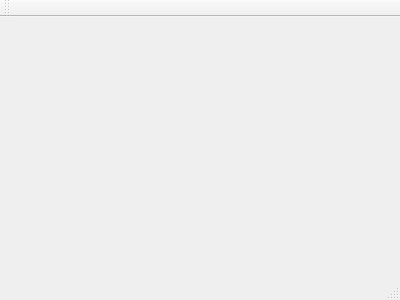
First picture: the form in mainwindow.ui, repository Sryther/mini-chat, before the edit.
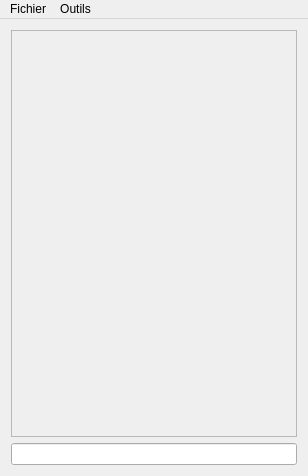
Second picture: the form after the edit.

Commit message: Mise en forme de la mainWindow, ajout des raccourcis clavier MAC, creation et ouverture de la fenetre optionsWindow (sans mise en forme)

What changed in the file:
```diff
--- a/mainwindow.ui
+++ b/mainwindow.ui
@@ -1,24 +1,92 @@
 <ui version="4.0">
  <class>MainWindow</class>
- <widget class="QMainWindow" name="MainWindow" >
-  <property name="geometry" >
+ <widget class="QMainWindow" name="MainWindow">
+  <property name="geometry">
    <rect>
     <x>0</x>
     <y>0</y>
-    <width>400</width>
-    <height>300</height>
+    <width>308</width>
+    <height>476</height>
    </rect>
   </property>
   <property name="windowTitle" >
    <string>MainWindow</string>
   </property>
-  <widget class="QMenuBar" name="menuBar" />
-  <widget class="QToolBar" name="mainToolBar" />
-  <widget class="QWidget" name="centralWidget" />
-  <widget class="QStatusBar" name="statusBar" />
+  <widget class="QWidget" name="centralWidget">
+   <property name="sizePolicy">
+    <sizepolicy hsizetype="Preferred" vsizetype="Preferred">
+     <horstretch>0</horstretch>
+     <verstretch>0</verstretch>
+    </sizepolicy>
+   </property>
+   <layout class="QVBoxLayout" name="verticalLayout_2">
+    <item>
+     <widget class="QScrollArea" name="scrollArea">
+      <property name="widgetResizable">
+       <bool>true</bool>
+      </property>
+      <widget class="QWidget" name="scrollAreaWidgetContents">
+       <property name="geometry">
+        <rect>
+         <x>0</x>
+         <y>0</y>
+         <width>288</width>
+         <height>409</height>
+        </rect>
+       </property>
+      </widget>
+     </widget>
+    </item>
+    <item>
+     <widget class="QLineEdit" name="lineEdit"/>
+    </item>
+   </layout>
+  </widget>
+  <widget class="QMenuBar" name="menuBar">
+   <property name="geometry">
+    <rect>
+     <x>0</x>
+     <y>0</y>
+     <width>308</width>
+     <height>21</height>
+    </rect>
+   </property>
+   <property name="defaultUp">
+    <bool>false</bool>
+   </property>
+   <widget class="QMenu" name="menuFichier">
+    <property name="title">
+     <string>Fichier</string>
+    </property>
+    <addaction name="actionFermer"/>
+   </widget>
+   <widget class="QMenu" name="menuOptions">
+    <property name="title">
+     <string>Outils</string>
+    </property>
+    <addaction name="actionOptions"/>
+   </widget>
+   <addaction name="menuFichier"/>
+   <addaction name="menuOptions"/>
+  </widget>
+  <action name="actionFermer">
+   <property name="text">
+    <string>Fermer</string>
+   </property>
+   <property name="shortcut">
+    <string>Meta+Q</string>
+   </property>
+  </action>
+  <action name="actionOptions">
+   <property name="text">
+    <string>Options...</string>
+   </property>
+   <property name="shortcut">
+    <string>Meta+,</string>
+   </property>
+  </action>
  </widget>
- <layoutDefault spacing="6" margin="11" />
- <pixmapfunction></pixmapfunction>
+ <layoutdefault spacing="6" margin="11"/>
  <resources/>
  <connections/>
 </ui>
```
Left out of the diff: 5 changed lines with no effect on the pictures. The commit also changes 6 other files.
